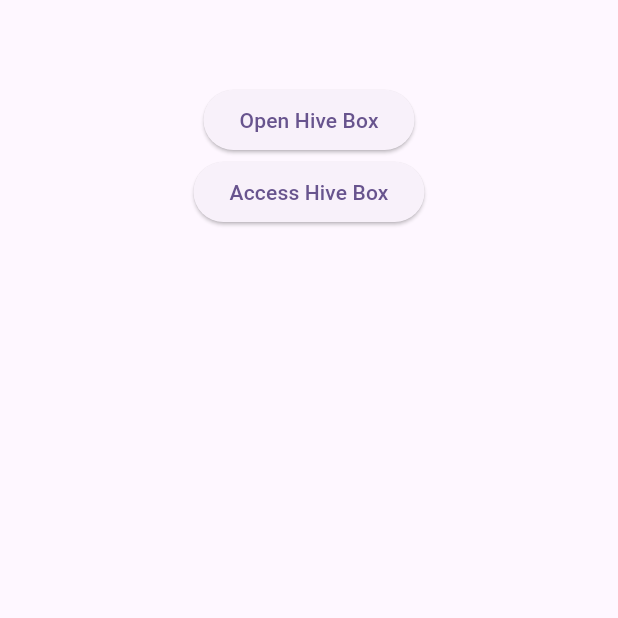
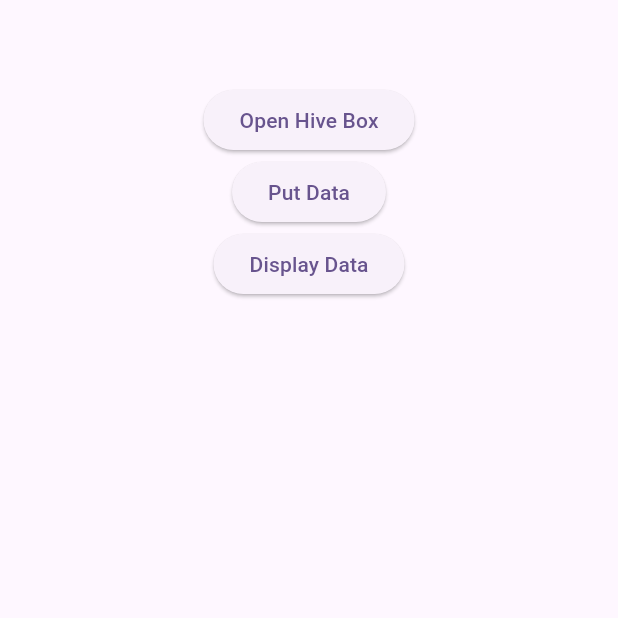
Before and after one commit to androidhands/learn_flutter_hive, a Flutter app: the screen it shows after launch, after a tap on "Open Hive Box", on a phone screen of 412 x 824 dp, the top half of it. Run offline on Flutter 3.47's test engine with Material 3 defaults, Android fonts, the phone set to English and light mode, and no system bars; our stand-ins replace hive_flutter; accounts and stored records are empty.

Commit message:
learn put and get

```diff
--- a/lib/main.dart
+++ b/lib/main.dart
@@ -20,7 +20,7 @@ class MyApp extends StatelessWidget {
         colorScheme: ColorScheme.fromSeed(seedColor: Colors.deepPurple),
         useMaterial3: true,
       ),
-      home: const TestScreen(),
+      home:  TestScreen(),
     );
   }
 }
--- a/lib/test_screen.dart
+++ b/lib/test_screen.dart
@@ -2,8 +2,8 @@ import 'package:flutter/material.dart';
 import 'package:hive_flutter/hive_flutter.dart';
 
 class TestScreen extends StatelessWidget {
-  const TestScreen({Key? key}) : super(key: key);
-
+  TestScreen({Key? key}) : super(key: key);
+  late Box box;
   @override
   Widget build(BuildContext context) {
     return Scaffold(
@@ -15,15 +15,25 @@ class TestScreen extends StatelessWidget {
           children: [
             ElevatedButton(
                 onPressed: () async {
-                  await Hive.openBox<String>("test");
+                  box = await Hive.openBox("test");
                 },
                 child: Text('Open Hive Box')),
             ElevatedButton(
                 onPressed: () {
-                  Box textBox = Hive.box<String>("test");
-                  print(textBox.isOpen);
+                  // the put method is a future but can be used without await
+                  // it add or update data in the box so in key not added it will create a new key
+                  // if the key is already present it will update the value
+                  box.put("name", "Abdelhamid");
+                  box.put("age", 35);
                 },
-                child: Text('Access Hive Box'))
+                child: Text('Put Data')),
+            ElevatedButton(
+                onPressed: () {
+                  String? name = box.get("name");
+                  int? age = box.get("age");
+                  print('Name: $name, Age: $age');
+                },
+                child: Text('Display Data')),
           ],
         ),
       ),
```
